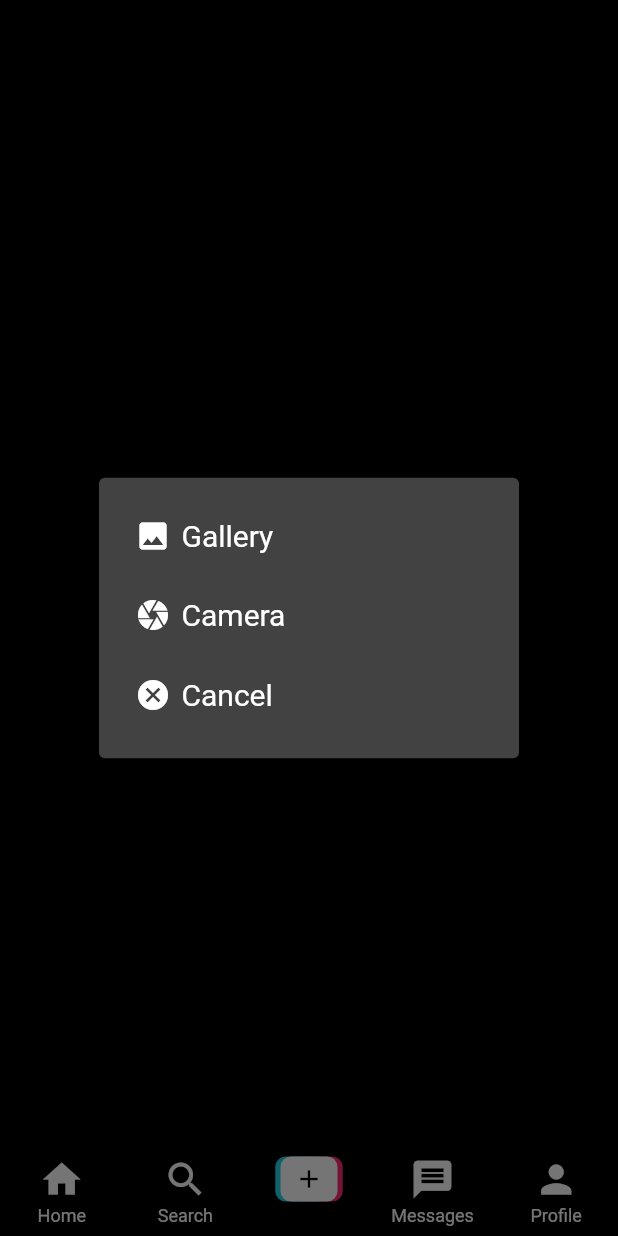
After one commit to Ritvikadoor/tik_tik_with_firebase_mvc, a Flutter app: the screen it shows once a user with an empty profile is signed in, item 3 of the bottom bar chosen, after a tap on "Add Vedio", on a phone screen of 412 x 824 dp. The commit adds this screen. Run offline on Flutter 3.47's test engine with Material 2 defaults, Android fonts, the phone set to English and light mode, and no system bars; our stand-ins replace cloud_firestore, firebase_auth, firebase_core, firebase_storage, get, image_picker and 1 more; accounts and stored records are empty; network calls fail.

Commit message:
vedio add page started

```diff
--- a/tik_tok_clone/lib/constants.dart
+++ b/tik_tok_clone/lib/constants.dart
@@ -3,6 +3,7 @@ import 'package:firebase_auth/firebase_auth.dart';
 import 'package:firebase_storage/firebase_storage.dart';
 import 'package:flutter/material.dart';
 import 'package:tik_tok_clone/controller/auth_controller.dart';
+import 'package:tik_tok_clone/views/screens/ui_screens/add_screen_vedio.dart';
 
 const backgroundColor = Colors.black;
 var buttonColor = Colors.red[400];
@@ -22,3 +23,12 @@ var firestore = FirebaseFirestore.instance;
 
 //////Controller
 var authController = AuthController.instance;
+///////////Pages
+
+const pages = [
+  Text('Home Screen'),
+  Text('Search Screen'),
+  AddVedioScreen(),
+  Text('Messages Screen'),
+  Text('Profile Screen'),
+];
--- a/tik_tok_clone/lib/controller/auth_controller.dart
+++ b/tik_tok_clone/lib/controller/auth_controller.dart
@@ -6,6 +6,8 @@ import 'package:get/get.dart';
 import 'package:image_picker/image_picker.dart';
 import 'package:tik_tok_clone/constants.dart';
 import 'package:tik_tok_clone/models/user_model.dart' as model;
+import 'package:tik_tok_clone/views/screens/auth/login_screens.dart';
+import 'package:tik_tok_clone/views/screens/ui_screens/home_screen.dart';
 
 class AuthController extends GetxController {
   static AuthController instance = Get.find();
@@ -23,6 +25,23 @@ class AuthController extends GetxController {
 
   late Rx<File?> _pickedImage;
   File? get ProfilePhoto => _pickedImage.value;
+  late Rx<User?> _user;
+  @override
+  void onReady() {
+    super.onReady();
+    _user = Rx<User?>(firebaseAuth.currentUser);
+    _user.bindStream(firebaseAuth.authStateChanges());
+    ever(_user, _setInitialScreen);
+  }
+
+  _setInitialScreen(User? user) {
+    if (user == null) {
+      Get.offAll(() => LoginScreen());
+    } else {
+      Get.offAll(() => const HomeScreen());
+    }
+  }
+
   void pickImage() async {
     final pickedImage =
         await ImagePicker().pickImage(source: ImageSource.gallery);
--- /dev/null
+++ b/tik_tok_clone/lib/views/screens/ui_screens/add_screen_vedio.dart
@@ -0,0 +1,105 @@
+import 'dart:io';
+
+import 'package:flutter/material.dart';
+import 'package:image_picker/image_picker.dart';
+
+import 'package:tik_tok_clone/constants.dart';
+import 'package:tik_tok_clone/views/screens/ui_screens/confirm_screen.dart';
+
+class AddVedioScreen extends StatelessWidget {
+  const AddVedioScreen({Key? key}) : super(key: key);
+
+  pickVideo(ImageSource src, BuildContext context) async {
+    final video = await ImagePicker().pickVideo(source: src);
+    if (video != null) {
+      Navigator.of(context).push(
+        MaterialPageRoute(
+          builder: (context) => ConfirmScreen(
+            videoFile: File(video.path),
+            videoPath: video.path,
+          ),
+        ),
+      );
+    }
+  }
+
+  showOptionsDialog(BuildContext context) {
+    return showDialog(
+        context: context,
+        builder: (context) => SimpleDialog(
+              children: [
+                SimpleDialogOption(
+                  onPressed: () => pickVideo(ImageSource.gallery, context),
+                  child: Row(
+                    children: const [
+                      Icon(Icons.image),
+                      Padding(
+                        padding: EdgeInsets.all(7.0),
+                        child: Text(
+                          'Gallery',
+                          style: TextStyle(fontSize: 20),
+                        ),
+                      )
+                    ],
+                  ),
+                ),
+                SimpleDialogOption(
+                  onPressed: () => pickVideo(ImageSource.gallery, context),
+                  child: Row(
+                    children: const [
+                      Icon(Icons.camera),
+                      Padding(
+                        padding: EdgeInsets.all(7.0),
+                        child: Text(
+                          'Camera',
+                          style: TextStyle(fontSize: 20),
+                        ),
+                      )
+                    ],
+                  ),
+                ),
+                SimpleDialogOption(
+                  onPressed: () {},
+                  child: Row(
+                    children: const [
+                      Icon(Icons.cancel),
+                      Padding(
+                        padding: EdgeInsets.all(7.0),
+                        child: Text(
+                          'Cancel',
+                          style: TextStyle(fontSize: 20),
+                        ),
+                      )
+                    ],
+                  ),
+                )
+              ],
+            ));
+  }
+
+  @override
+  Widget build(BuildContext context) {
+    return Scaffold(
+      body: Center(
+          child: InkWell(
+        onTap: () => showOptionsDialog(context),
+        child: Container(
+          height: 50,
+          width: 190,
+          decoration: BoxDecoration(
+            color: buttonColor,
+            borderRadius: BorderRadius.circular(5),
+          ),
+          child: const Center(
+              child: Text(
+            'Add Vedio',
+            style: TextStyle(
+                fontSize: 20,
+                color: backgroundColor,
+                fontWeight: FontWeight.bold),
+          )),
+        ),
+      )),
+    );
+  }
+}
--- /dev/null
+++ b/tik_tok_clone/lib/views/screens/ui_screens/confirm_screen.dart
@@ -0,0 +1,63 @@
+import 'dart:io';
+
+import 'package:flutter/material.dart';
+import 'package:tik_tok_clone/constants.dart';
+import 'package:video_player/video_player.dart';
+
+class ConfirmScreen extends StatefulWidget {
+  final File vedioFile;
+
+  final String vedioPath;
+
+  const ConfirmScreen(
+      {Key? key, required this.vedioFile, required this.vedioPath})
+      : super(key: key);
+
+  @override
+  State<ConfirmScreen> createState() => _ConfirmScreenState();
+}
+
+class _ConfirmScreenState extends State<ConfirmScreen> {
+  late VideoPlayerController controller;
+  @override
+  void initState() {
+    super.initState();
+
+    setState(() {
+      controller = VideoPlayerController.file(widget.vedioFile);
+    });
+    controller.initialize();
+    controller.play();
+    controller.setVolume(1);
+    controller.setLooping(true);
+  }
+
+  @override
+  Widget build(BuildContext context) {
+    return Scaffold(
+      body: SingleChildScrollView(
+        child: Column(
+          children: [
+            height30,
+            SizedBox(
+              width: MediaQuery.of(context).size.width,
+              height: MediaQuery.of(context).size.height / 1.5,
+              child: VideoPlayer(controller),
+            ),
+            height30,
+            SingleChildScrollView(
+              child: Column(
+                  mainAxisAlignment: MainAxisAlignment.spaceEvenly,
+                  children: [
+                    Container(
+                      width: MediaQuery.of(context).size.width - 20,
+                      margin: const EdgeInsets.symmetric(horizontal: 10),
+                    )
+                  ]),
+            )
+          ],
+        ),
+      ),
+    );
+  }
+}
--- /dev/null
+++ b/tik_tok_clone/lib/views/screens/ui_screens/home_screen.dart
@@ -0,0 +1,54 @@
+import 'package:flutter/material.dart';
+import 'package:tik_tok_clone/constants.dart';
+import 'package:tik_tok_clone/views/widgets/custom_icon.dart';
+
+class HomeScreen extends StatefulWidget {
+  const HomeScreen({Key? key}) : super(key: key);
+
+  @override
+  State<HomeScreen> createState() => _HomeScreenState();
+}
+
+class _HomeScreenState extends State<HomeScreen> {
+  int pageIdx = 0;
+  @override
+  Widget build(BuildContext context) {
+    return Scaffold(
+      bottomNavigationBar: BottomNavigationBar(
+        onTap: (idx) {
+          setState(() {
+            pageIdx = idx;
+          });
+        },
+        type: BottomNavigationBarType.fixed,
+        backgroundColor: backgroundColor,
+        selectedItemColor: Colors.red,
+        unselectedItemColor: Colors.white,
+        currentIndex: pageIdx,
+        items: const [
+          BottomNavigationBarItem(
+            icon: Icon(Icons.home, size: 30),
+            label: 'Home',
+          ),
+          BottomNavigationBarItem(
+            icon: Icon(Icons.search, size: 30),
+            label: 'Search',
+          ),
+          BottomNavigationBarItem(
+            icon: CustomIcon(),
+            label: '',
+          ),
+          BottomNavigationBarItem(
+            icon: Icon(Icons.message, size: 30),
+            label: 'Messages',
+          ),
+          BottomNavigationBarItem(
+            icon: Icon(Icons.person, size: 30),
+            label: 'Profile',
+          ),
+        ],
+      ),
+      body: pages[pageIdx],
+    );
+  }
+}
--- /dev/null
+++ b/tik_tok_clone/lib/views/widgets/custom_icon.dart
@@ -0,0 +1,62 @@
+import 'package:flutter/material.dart';
+
+class CustomIcon extends StatelessWidget {
+  const CustomIcon({Key? key}) : super(key: key);
+
+  @override
+  Widget build(BuildContext context) {
+    return SizedBox(
+      width: 45,
+      height: 30,
+      child: Stack(
+        children: [
+          Container(
+            margin: const EdgeInsets.only(
+              left: 10,
+            ),
+            width: 38,
+            decoration: BoxDecoration(
+              color: const Color.fromARGB(
+                255,
+                250,
+                45,
+                108,
+              ),
+              borderRadius: BorderRadius.circular(7),
+            ),
+          ),
+          Container(
+            margin: const EdgeInsets.only(
+              right: 10,
+            ),
+            width: 38,
+            decoration: BoxDecoration(
+              color: const Color.fromARGB(
+                255,
+                32,
+                211,
+                234,
+              ),
+              borderRadius: BorderRadius.circular(7),
+            ),
+          ),
+          Center(
+            child: Container(
+              height: double.infinity,
+              width: 38,
+              decoration: BoxDecoration(
+                color: Colors.white,
+                borderRadius: BorderRadius.circular(7),
+              ),
+              child: const Icon(
+                Icons.add,
+                color: Colors.black,
+                size: 20,
+              ),
+            ),
+          )
+        ],
+      ),
+    );
+  }
+}
--- a/tik_tok_clone/pubspec.yaml
+++ b/tik_tok_clone/pubspec.yaml
@@ -35,6 +35,7 @@ dependencies:
   cloud_firestore: ^3.4.6
   firebase_storage: ^10.3.7
   image_picker: ^0.8.5+3
+  video_player: ^2.4.7
 
 
   # The following adds the Cupertino Icons font to your application.
```
Also changed, not shown: tik_tok_clone/pubspec.lock.
